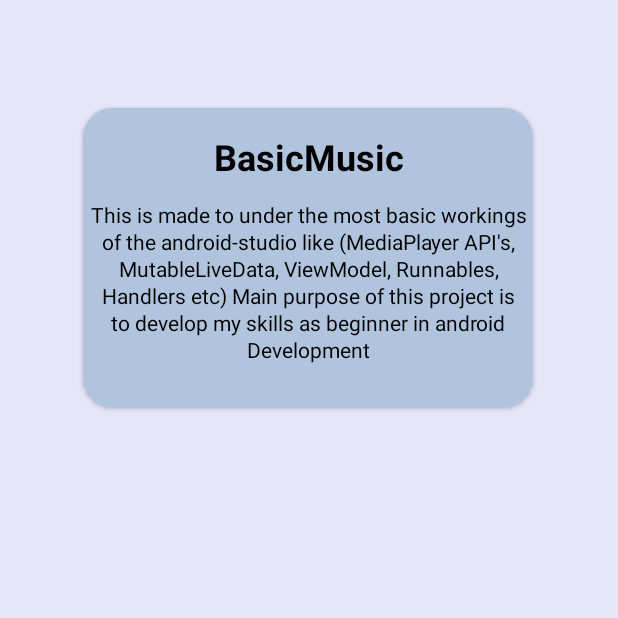
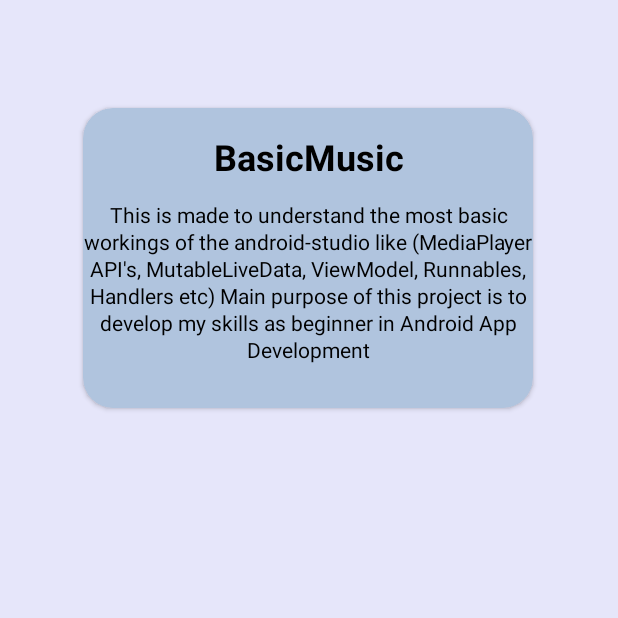
Before and after one commit to shahil-sk/BasicMusic, an Android app: the about_page screen opened directly, with no data from a screen before it, on a phone screen of 412 x 824 dp, the top half of it. Run offline under Robolectric (Android 15) with nearby library versions, the phone set to English and light mode, and no system bars.

Commit message:
fixed recreate() function fixed player text fixed typo error in about_page

```diff
--- a/app/src/main/java/com/sk/basicmusic/about_page.kt
+++ b/app/src/main/java/com/sk/basicmusic/about_page.kt
@@ -1,6 +1,7 @@
 package com.sk.basicmusic
 
 import android.os.Bundle
+import android.widget.TextView
 import androidx.activity.enableEdgeToEdge
 import androidx.appcompat.app.AppCompatActivity
 
@@ -10,5 +11,11 @@ class about_page : AppCompatActivity() {
         enableEdgeToEdge()
         setContentView(R.layout.activity_about)
 
+        val info = findViewById<TextView>(R.id.tvInfo)
+
+        info.text = "This is made to understand the most basic workings of the android-studio" +
+                " like (MediaPlayer API's, MutableLiveData, ViewModel, Runnables, Handlers etc) " +
+                "Main purpose of this project is to develop my skills as beginner in Android App Development"
+
     }
 }
--- a/app/src/main/res/layout/activity_about.xml
+++ b/app/src/main/res/layout/activity_about.xml
@@ -27,11 +27,10 @@
 
 
             <TextView
-                android:id="@+id/textView"
+                android:id="@+id/tvInfo"
                 android:layout_width="wrap_content"
                 android:layout_height="wrap_content"
                 android:lineSpacingExtra="2dp"
-                android:text="This is made to under the most basic workings of the android-studio like (MediaPlayer API's, MutableLiveData, ViewModel, Runnables, Handlers etc) Main purpose of this project is to develop my skills as beginner in android Development"
                 android:textAlignment="center"
                 android:textColor="@color/Black"
                 app:layout_constraintBottom_toBottomOf="parent"
```
Also changed, not shown: app/src/main/java/com/sk/basicmusic/MainActivity.kt (+7 -5 lines).
